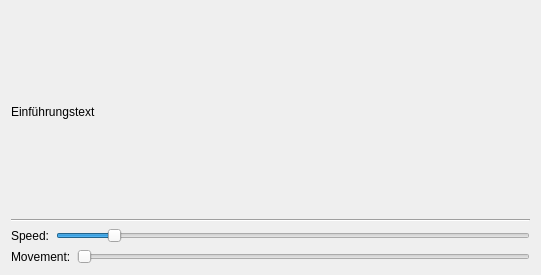
Old version of the form demo/src/ui/rainbow.ui in the repository Tinkerforge/blinkenlights.
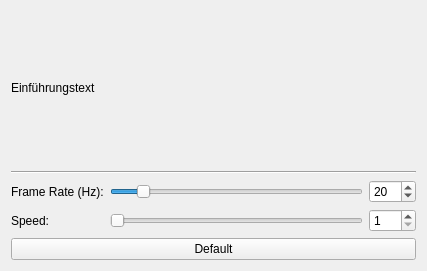
New version of the form.

Commit message:
rainbow: Unify command line and demo code
Change SPEED to FRAME_RATE.

```diff
--- a/demo/src/ui/rainbow.ui
+++ b/demo/src/ui/rainbow.ui
@@ -6,18 +6,22 @@
    <rect>
     <x>0</x>
     <y>0</y>
-    <width>541</width>
-    <height>275</height>
+    <width>427</width>
+    <height>271</height>
    </rect>
   </property>
   <property name="windowTitle">
    <string>Form</string>
   </property>
-  <layout class="QHBoxLayout" name="horizontalLayout_2">
-   <item>
     <layout class="QVBoxLayout" name="verticalLayout">
      <item>
       <widget class="QLabel" name="label">
+     <property name="sizePolicy">
+      <sizepolicy hsizetype="Preferred" vsizetype="Preferred">
+       <horstretch>0</horstretch>
+       <verstretch>1</verstretch>
+      </sizepolicy>
+     </property>
        <property name="text">
         <string>Einführungstext</string>
        </property>
@@ -31,72 +35,96 @@
       </widget>
      </item>
      <item>
-      <layout class="QHBoxLayout" name="horizontalLayout_3">
-       <item>
+    <layout class="QGridLayout" name="gridLayout">
+     <item row="0" column="0">
         <widget class="QLabel" name="label_2">
          <property name="text">
+        <string>Frame Rate (Hz):</string>
+       </property>
+      </widget>
+     </item>
+     <item row="1" column="0">
+      <widget class="QLabel" name="label_4">
+       <property name="text">
           <string>Speed:</string>
          </property>
         </widget>
        </item>
-       <item>
+     <item row="0" column="1">
+      <widget class="QSlider" name="slider_frame_rate">
+       <property name="minimum">
+        <number>10</number>
+       </property>
+       <property name="maximum">
+        <number>100</number>
+       </property>
+       <property name="pageStep">
+        <number>5</number>
+       </property>
+       <property name="value">
+        <number>20</number>
+       </property>
+       <property name="tracking">
+        <bool>true</bool>
+       </property>
+       <property name="orientation">
+        <enum>Qt::Horizontal</enum>
+       </property>
+      </widget>
+     </item>
+     <item row="1" column="1">
         <widget class="QSlider" name="slider_speed">
          <property name="minimum">
+        <number>1</number>
+       </property>
+       <property name="maximum">
+        <number>20</number>
+       </property>
+       <property name="pageStep">
+        <number>5</number>
+       </property>
+       <property name="value">
+        <number>1</number>
+       </property>
+       <property name="tracking">
+        <bool>true</bool>
+       </property>
+       <property name="orientation">
+        <enum>Qt::Horizontal</enum>
+       </property>
+      </widget>
+     </item>
+     <item row="0" column="2">
+      <widget class="QSpinBox" name="spinbox_frame_rate">
+       <property name="minimum">
           <number>10</number>
          </property>
          <property name="maximum">
           <number>100</number>
          </property>
-         <property name="pageStep">
-          <number>5</number>
-         </property>
          <property name="value">
           <number>20</number>
          </property>
-         <property name="tracking">
-          <bool>true</bool>
-         </property>
-         <property name="orientation">
-          <enum>Qt::Horizontal</enum>
+      </widget>
+     </item>
+     <item row="1" column="2">
+      <widget class="QSpinBox" name="spinbox_speed">
+       <property name="minimum">
+        <number>1</number>
+       </property>
+       <property name="maximum">
+        <number>20</number>
          </property>
         </widget>
        </item>
       </layout>
      </item>
      <item>
-      <layout class="QHBoxLayout" name="horizontalLayout">
-       <item>
-        <widget class="QLabel" name="label_4">
+    <widget class="QPushButton" name="button_default">
          <property name="text">
-          <string>Movement:</string>
-         </property>
-        </widget>
-       </item>
-       <item>
-        <widget class="QSlider" name="slider_movement">
-         <property name="minimum">
-          <number>1</number>
-         </property>
-         <property name="maximum">
-          <number>20</number>
-         </property>
-         <property name="pageStep">
-          <number>5</number>
-         </property>
-         <property name="value">
-          <number>1</number>
-         </property>
-         <property name="tracking">
-          <bool>true</bool>
-         </property>
-         <property name="orientation">
-          <enum>Qt::Horizontal</enum>
-         </property>
-        </widget>
-       </item>
-      </layout>
-     </item>
-    </layout>
+      <string>Default</string>
+     </property>
+    </widget>
    </item>
   </layout>
  </widget>
```
Lines whose indentation alone changed are shown as unchanged. The commit also changes 4 other files.
